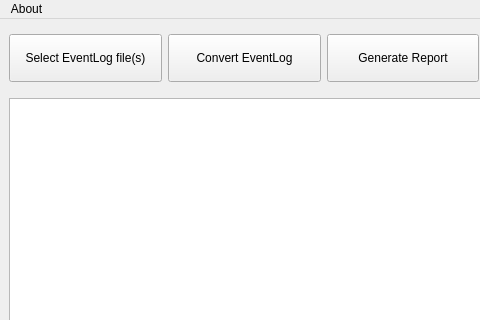
Qt form EventLogConverter/src/mainwindow.ui (GAlexDark/MMSTools) before a commit; both pictures show x 0 to 480 and y 0 to 320 of the 800 by 600 pixel window.
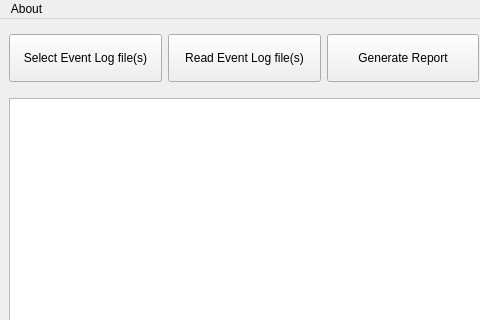
The same form after that commit.

```diff
--- a/EventLogConverter/src/mainwindow.ui
+++ b/EventLogConverter/src/mainwindow.ui
@@ -55,7 +55,7 @@
            </size>
           </property>
           <property name="text">
-           <string>Select EventLog file(s)</string>
+           <string>Select Event Log file(s)</string>
           </property>
          </widget>
         </item>
@@ -74,7 +74,7 @@
            </size>
           </property>
           <property name="text">
-           <string>Convert EventLog</string>
+           <string>Read Event Log file(s)</string>
           </property>
          </widget>
         </item>
```
